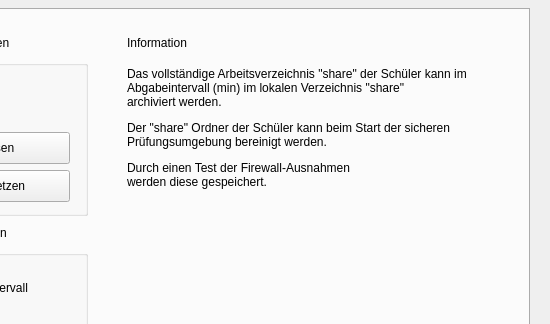
Before: the Qt Designer form server/server.ui in valueerrorx/life-exam, drawn with Qt 5; both pictures show x 442 to 992 and y 112 to 436 of the 992 by 658 pixel window.
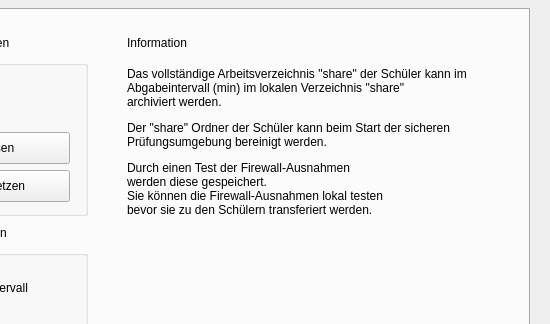
After: the same form once the commit is applied. The open tabs and pages were chosen to show the change. Icons and pictures are not drawn.

Commit message: added ip,num validator to port and ip - firewall exceptions

```diff
--- a/server/server.ui
+++ b/server/server.ui
@@ -1264,7 +1264,7 @@
              <item>
               <widget class="QLabel" name="label">
                <property name="text">
-                <string>&lt;html&gt;&lt;head/&gt;&lt;body&gt;&lt;p&gt;Das vollständige Arbeitsverzeichnis &amp;quot;share&amp;quot; der Schüler kann im &lt;br/&gt;Abgabeintervall (min) im lokalen Verzeichnis &amp;quot;share&amp;quot;&lt;br/&gt;archiviert werden.&lt;/p&gt;&lt;p&gt;Der &amp;quot;share&amp;quot; Ordner der Schüler kann beim Start der sicheren&lt;br/&gt;Prüfungsumgebung bereinigt werden.&lt;/p&gt;&lt;p&gt;Durch einen Test der Firewall-Ausnahmen &lt;br/&gt;werden diese gespeichert.&lt;/p&gt;&lt;p&gt;&lt;br/&gt;&lt;/p&gt;&lt;/body&gt;&lt;/html&gt;</string>
+                <string>&lt;html&gt;&lt;head/&gt;&lt;body&gt;&lt;p&gt;Das vollständige Arbeitsverzeichnis &amp;quot;share&amp;quot; der Schüler kann im &lt;br/&gt;Abgabeintervall (min) im lokalen Verzeichnis &amp;quot;share&amp;quot;&lt;br/&gt;archiviert werden.&lt;/p&gt;&lt;p&gt;Der &amp;quot;share&amp;quot; Ordner der Schüler kann beim Start der sicheren&lt;br/&gt;Prüfungsumgebung bereinigt werden.&lt;/p&gt;&lt;p&gt;Durch einen Test der Firewall-Ausnahmen &lt;br/&gt;werden diese gespeichert.&lt;br/&gt;Sie können die Firewall-Ausnahmen lokal testen&lt;br/&gt;bevor sie zu den Schülern transferiert werden.&lt;/p&gt;&lt;p&gt;&lt;br/&gt;&lt;/p&gt;&lt;/body&gt;&lt;/html&gt;</string>
                </property>
                <property name="alignment">
                 <set>Qt::AlignLeading|Qt::AlignLeft|Qt::AlignTop</set>
```
Left out of the diff: 2 changed lines with no effect on the pictures.
